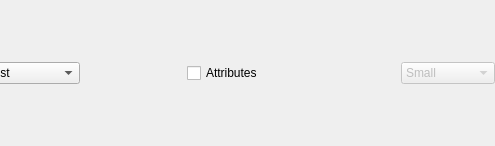
Before: the Qt Designer form ui/gui/resources/nodeviewbox.ui in halbbob/dff, drawn with Qt 5; both pictures show x 290 to 785 and y 0 to 146 of the 785 by 146 pixel window.
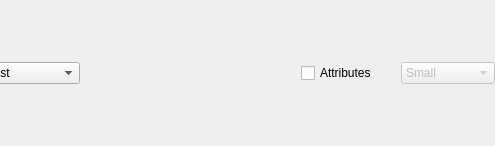
After: the same form once the commit is applied. Icons and pictures are not drawn.

```diff
--- a/ui/gui/resources/nodeviewbox.ui
+++ b/ui/gui/resources/nodeviewbox.ui
@@ -228,7 +228,19 @@
     </widget>
    </item>
    <item>
-    <widget class="QPushButton" name="attrSelect">
+    <widget class="QPushButton" name="imagethumb">
+     <property name="maximumSize">
+      <size>
+       <width>32</width>
+       <height>32</height>
+      </size>
+     </property>
+     <property name="contextMenuPolicy">
+      <enum>Qt::NoContextMenu</enum>
+     </property>
+     <property name="toolTip">
+      <string>Activate thumbnails</string>
+     </property>
      <property name="icon">
       <iconset resource="gui.qrc">
        <normaloff>:/list.png</normaloff>:/list.png</iconset>
@@ -244,13 +256,6 @@
      </property>
     </widget>
    </item>
-   <item>
-    <widget class="QCheckBox" name="checkboxAttribute">
-     <property name="text">
-      <string>Attributes</string>
-     </property>
-    </widget>
-   </item>
    <item>
     <widget class="QPushButton" name="addToBookmark">
      <property name="maximumSize">
@@ -279,6 +284,9 @@
    </item>
    <item>
     <widget class="QPushButton" name="search">
+     <property name="enabled">
+      <bool>true</bool>
+     </property>
      <property name="maximumSize">
       <size>
        <width>32</width>
@@ -304,19 +312,7 @@
     </widget>
    </item>
    <item>
-    <widget class="QPushButton" name="imagethumb">
-     <property name="maximumSize">
-      <size>
-       <width>32</width>
-       <height>32</height>
-      </size>
-     </property>
-     <property name="contextMenuPolicy">
-      <enum>Qt::NoContextMenu</enum>
-     </property>
-     <property name="toolTip">
-      <string>Activate thumbnails</string>
-     </property>
+    <widget class="QPushButton" name="attrSelect">
      <property name="icon">
       <iconset resource="gui.qrc">
        <normaloff>:/image.png</normaloff>:/image.png</iconset>
@@ -332,6 +328,13 @@
      </property>
     </widget>
    </item>
+   <item>
+    <widget class="QCheckBox" name="checkboxAttribute">
+     <property name="text">
+      <string>Attributes</string>
+     </property>
+    </widget>
+   </item>
    <item>
     <widget class="QComboBox" name="thumbSize">
      <property name="enabled">
```
Left out of the diff: 29 changed lines with no effect on the pictures.
